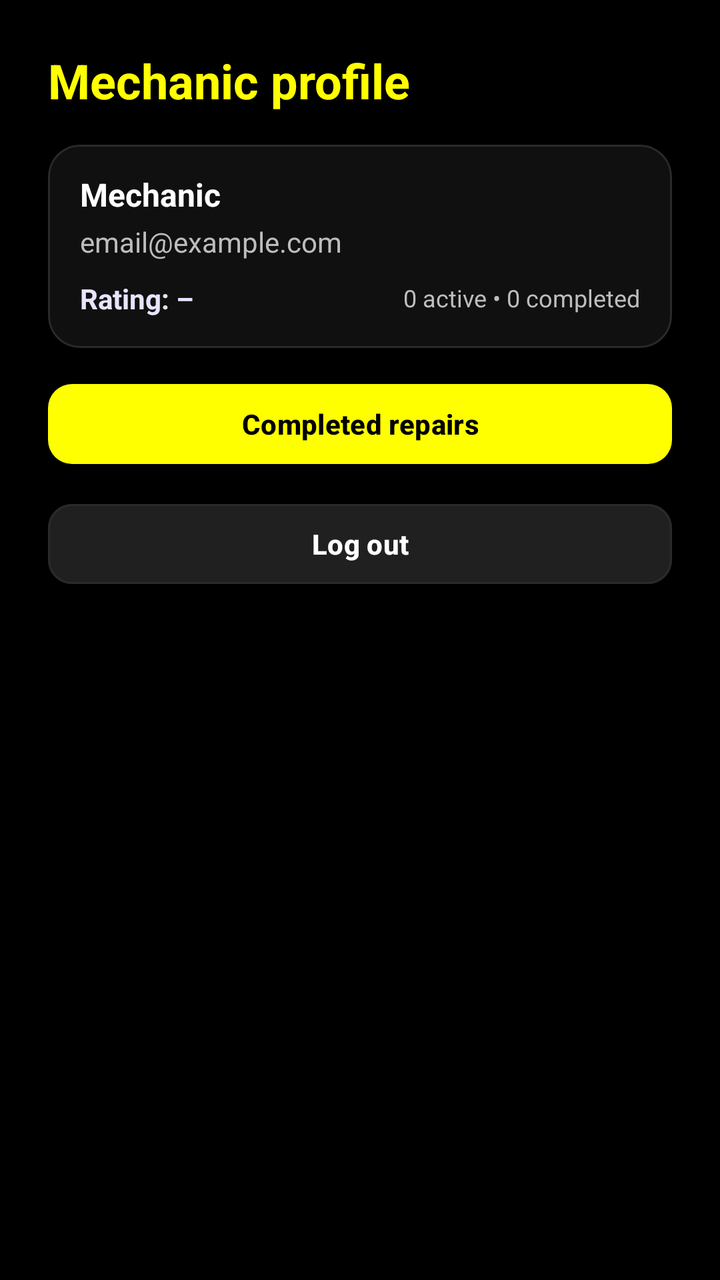
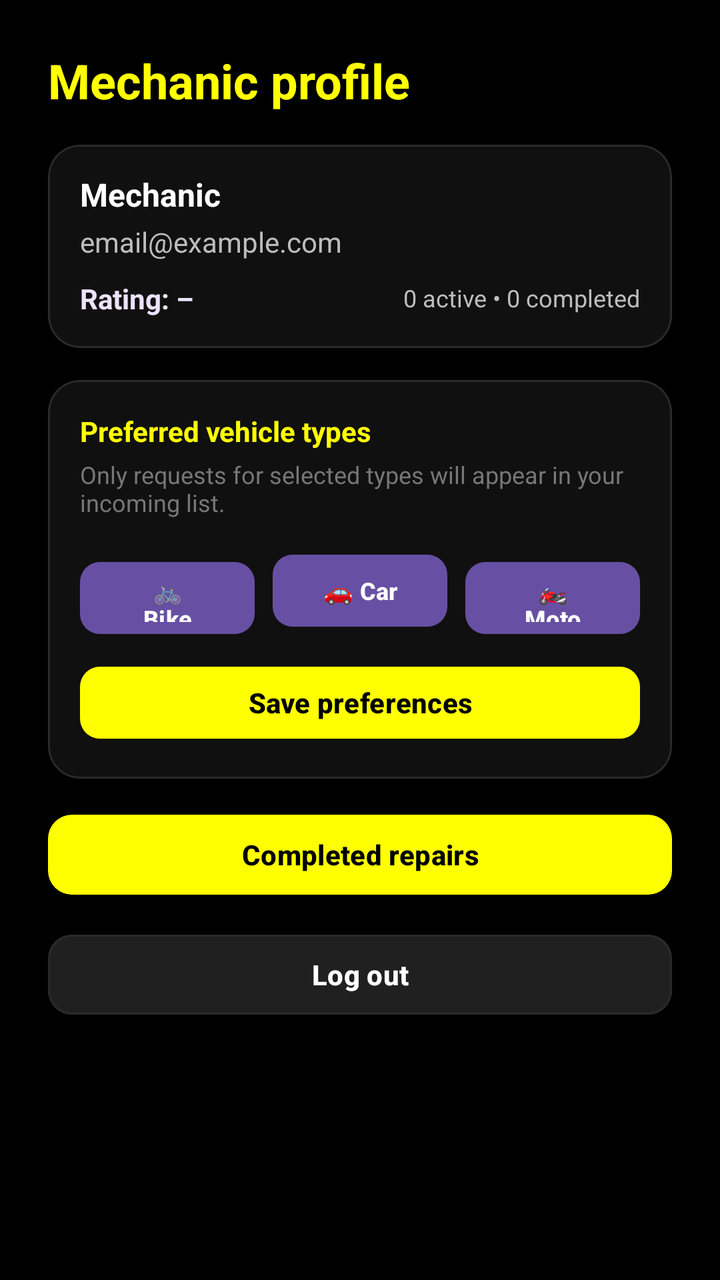

An Android layout rendered at two revisions. The XML below is the earlier revision; the diff shows what the commit changed to produce the second picture.
<!-- AndroidManifest.xml: application theme Theme.MyApplication -->
<!-- res/layout/fragment_mechanic_profile.xml -->
<?xml version="1.0" encoding="utf-8"?>
<ScrollView xmlns:android="http://schemas.android.com/apk/res/android"
    xmlns:app="http://schemas.android.com/apk/res-auto"
    android:layout_width="match_parent"
    android:layout_height="match_parent"
    android:background="#000000"
    android:fillViewport="true">

    <LinearLayout
        android:layout_width="match_parent"
        android:layout_height="wrap_content"
        android:orientation="vertical"
        android:padding="24dp">

        <TextView
            android:id="@+id/tvMechanicProfileTitle"
            android:layout_width="wrap_content"
            android:layout_height="wrap_content"
            android:text="Mechanic profile"
            android:textSize="24sp"
            android:textStyle="bold"
            android:textColor="#FFFF00" />

        
        <com.google.android.material.card.MaterialCardView
            android:layout_width="match_parent"
            android:layout_height="wrap_content"
            android:layout_marginTop="16dp"
            app:cardBackgroundColor="#101010"
            app:cardCornerRadius="16dp"
            app:cardElevation="0dp"
            app:strokeColor="#2A2A2A"
            app:strokeWidth="1dp">

            <LinearLayout
                android:layout_width="match_parent"
                android:layout_height="wrap_content"
                android:orientation="vertical"
                android:padding="16dp">

                <TextView
                    android:id="@+id/tvMechanicName"
                    android:layout_width="match_parent"
                    android:layout_height="wrap_content"
                    android:text="Mechanic"
                    android:textStyle="bold"
                    android:textSize="16sp"
                    android:textColor="#FFFFFF"
                    android:includeFontPadding="false" />

                <TextView
                    android:id="@+id/tvMechanicEmail"
                    android:layout_width="match_parent"
                    android:layout_height="wrap_content"
                    android:layout_marginTop="6dp"
                    android:text="email@example.com"
                    android:textColor="#BDBDBD"
                    android:includeFontPadding="false" />

                
                <LinearLayout
                    android:layout_width="match_parent"
                    android:layout_height="wrap_content"
                    android:layout_marginTop="12dp"
                    android:orientation="horizontal"
                    android:gravity="center_vertical">

                    <TextView
                        android:id="@+id/tvMechanicRating"
                        android:layout_width="0dp"
                        android:layout_height="wrap_content"
                        android:layout_weight="1"
                        android:text="Rating: –"
                        android:textStyle="bold"
                        android:textColor="#E9E3FF"
                        android:includeFontPadding="false" />

                    <TextView
                        android:id="@+id/tvMechanicStats"
                        android:layout_width="wrap_content"
                        android:layout_height="wrap_content"
                        android:text="0 active • 0 completed"
                        android:textColor="#BDBDBD"
                        android:textSize="12sp"
                        android:includeFontPadding="false" />
                </LinearLayout>

            </LinearLayout>
        </com.google.android.material.card.MaterialCardView>

        
        <com.google.android.material.button.MaterialButton
            android:id="@+id/btnOpenCompleted"
            android:layout_width="match_parent"
            android:layout_height="48dp"
            android:layout_marginTop="14dp"
            android:text="Completed repairs"
            android:textAllCaps="false"
            android:textStyle="bold"
            android:textColor="#000000"
            app:cornerRadius="12dp"
            app:backgroundTint="#FFFF00"
            app:strokeWidth="0dp" />

        
        <com.google.android.material.button.MaterialButton
            android:id="@+id/btnMechanicLogout"
            android:layout_width="match_parent"
            android:layout_height="48dp"
            android:layout_marginTop="12dp"
            android:text="Log out"
            android:textAllCaps="false"
            android:textStyle="bold"
            android:textColor="#FFFFFF"
            app:cornerRadius="12dp"
            app:backgroundTint="#202020"
            app:strokeColor="#2A2A2A"
            app:strokeWidth="1dp" />

    </LinearLayout>
</ScrollView>
<!-- resources referenced by this layout -->
<resources>
  <style name="Theme.MyApplication" parent="Base.Theme.MyApplication" />
  <style name="Base.Theme.MyApplication" parent="Theme.Material3.DayNight.NoActionBar">
          <item name="android:statusBarColor">#000000</item>
          <item name="android:navigationBarColor">#101010</item>
  
          <item name="android:windowLightStatusBar">false</item>
  
          <item name="android:windowLightNavigationBar" tools:targetApi="27">false</item>
      </style>
</resources>

<!-- the commit's change to res/layout/fragment_mechanic_profile.xml (unified diff, before → after) -->
@@ -84,6 +84,100 @@
                         android:textSize="12sp"
                         android:includeFontPadding="false" />
                 </LinearLayout>
+
+            </LinearLayout>
+        </com.google.android.material.card.MaterialCardView>
+
+        
+        <com.google.android.material.card.MaterialCardView
+            android:layout_width="match_parent"
+            android:layout_height="wrap_content"
+            android:layout_marginTop="16dp"
+            app:cardBackgroundColor="#101010"
+            app:cardCornerRadius="16dp"
+            app:cardElevation="0dp"
+            app:strokeColor="#2A2A2A"
+            app:strokeWidth="1dp">
+
+            <LinearLayout
+                android:layout_width="match_parent"
+                android:layout_height="wrap_content"
+                android:orientation="vertical"
+                android:padding="16dp">
+
+                <TextView
+                    android:layout_width="wrap_content"
+                    android:layout_height="wrap_content"
+                    android:layout_marginBottom="4dp"
+                    android:text="Preferred vehicle types"
+                    android:textStyle="bold"
+                    android:textSize="14sp"
+                    android:textColor="#FFFF00" />
+
+                <TextView
+                    android:layout_width="match_parent"
+                    android:layout_height="wrap_content"
+                    android:layout_marginBottom="14dp"
+                    android:text="Only requests for selected types will appear in your incoming list."
+                    android:textSize="12sp"
+                    android:textColor="#777777" />
+
+                <LinearLayout
+                    android:layout_width="match_parent"
+                    android:layout_height="wrap_content"
+                    android:orientation="horizontal"
+                    android:weightSum="3">
+
+                    <com.google.android.material.button.MaterialButton
+                        android:id="@+id/btnPrefBike"
+                        android:layout_width="0dp"
+                        android:layout_height="44dp"
+                        android:layout_weight="1"
+                        android:layout_marginEnd="6dp"
+                        android:text="🚲 Bike"
+                        android:textAllCaps="false"
+                        android:textSize="12sp"
+                        android:textStyle="bold"
+                        app:cornerRadius="10dp" />
+
+                    <com.google.android.material.button.MaterialButton
+                        android:id="@+id/btnPrefCar"
+                        android:layout_width="0dp"
+                        android:layout_height="44dp"
+                        android:layout_weight="1"
+                        android:layout_marginStart="3dp"
+                        android:layout_marginEnd="3dp"
+                        android:text="🚗 Car"
+                        android:textAllCaps="false"
+                        android:textSize="12sp"
+                        android:textStyle="bold"
+                        app:cornerRadius="10dp" />
+
+                    <com.google.android.material.button.MaterialButton
+                        android:id="@+id/btnPrefMoto"
+                        android:layout_width="0dp"
+                        android:layout_height="44dp"
+                        android:layout_weight="1"
+                        android:layout_marginStart="6dp"
+                        android:text="🏍️ Moto"
+                        android:textAllCaps="false"
+                        android:textSize="12sp"
+                        android:textStyle="bold"
+                        app:cornerRadius="10dp" />
+                </LinearLayout>
+
+                <com.google.android.material.button.MaterialButton
+                    android:id="@+id/btnSaveVehiclePrefs"
+                    android:layout_width="match_parent"
+                    android:layout_height="44dp"
+                    android:layout_marginTop="12dp"
+                    android:text="Save preferences"
+                    android:textAllCaps="false"
+                    android:textStyle="bold"
+                    android:textColor="#000000"
+                    app:cornerRadius="10dp"
+                    app:backgroundTint="#FFFF00"
+                    app:strokeWidth="0dp" />
 
             </LinearLayout>
         </com.google.android.material.card.MaterialCardView>
